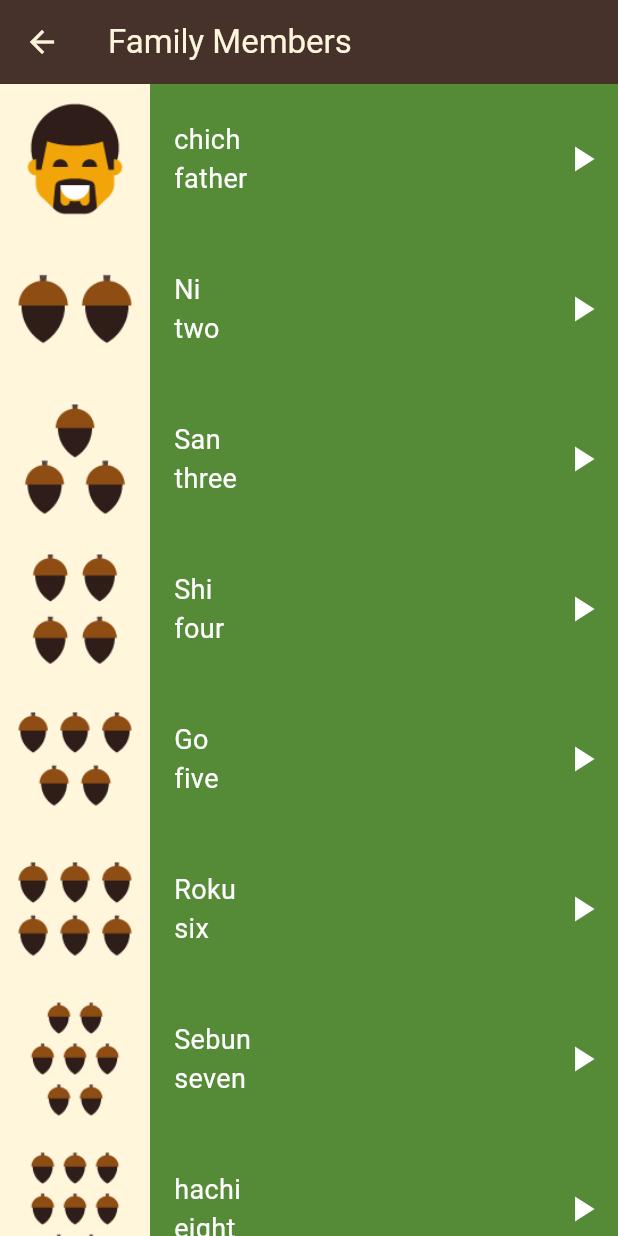
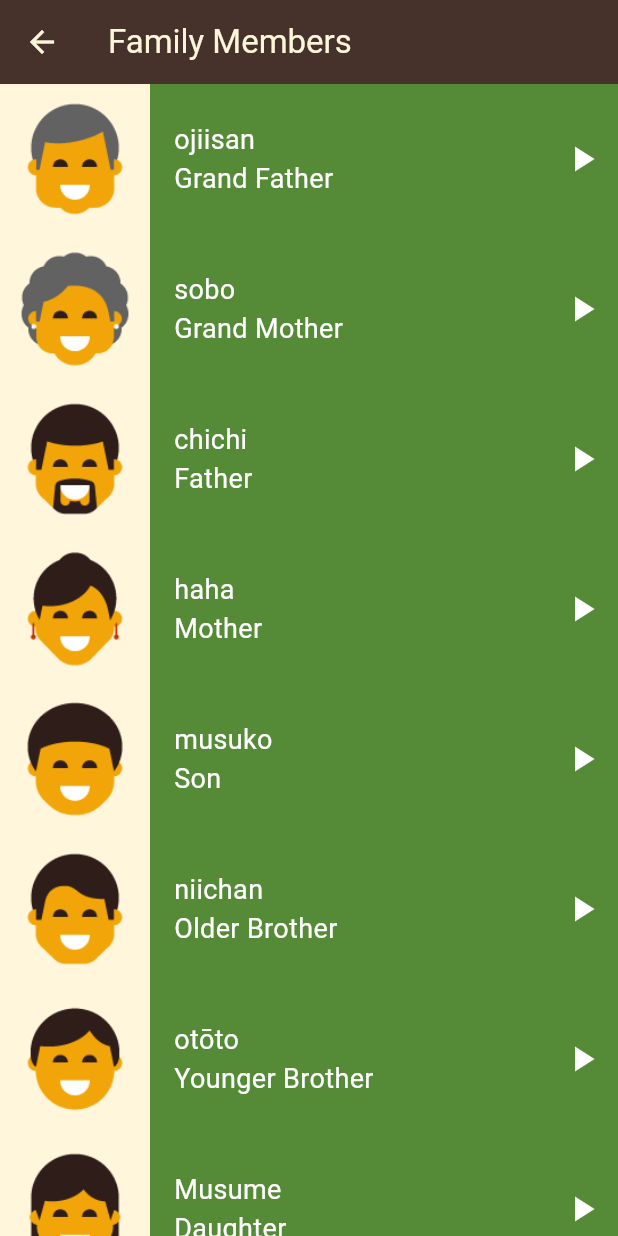
Before and after one commit to MohamedAliShosha/Toku, a Flutter app: the FamilyMembersView screen opened by its route, on a phone screen of 412 x 824 dp. Run offline on Flutter 3.47's test engine with Material 3 defaults, Android fonts, the phone set to English and light mode, and no system bars; our stand-ins replace audioplayers, go_router.

Commit message:
refactor: rename family_member_view to family_members_view and move its content to family_member_view_body

```diff
--- a/lib/core/utils/app_router.dart
+++ b/lib/core/utils/app_router.dart
@@ -1,7 +1,7 @@
 import 'package:go_router/go_router.dart';
 import 'package:toku2_app/features/Colors/presentation/views/colors_view.dart';
 import 'package:toku2_app/features/Numbers/presentation/views/numbers_view.dart';
-import 'package:toku2_app/features/family/presentation/views/family_member_view.dart';
+import 'package:toku2_app/features/family/presentation/views/family_members_view.dart';
 import 'package:toku2_app/features/home/presentation/views/home_view.dart';
 import 'package:toku2_app/features/phrases/presentation/views/phrases_view.dart';
 
--- a/lib/features/family/presentation/views/family_member_view.dart
+++ /dev/null
@@ -1,89 +0,0 @@
-import 'package:flutter/material.dart';
-import 'package:toku2_app/core/functions/build_app_bar.dart';
-import 'package:toku2_app/core/models/item_model.dart';
-import 'package:toku2_app/core/utils/colors_manager.dart';
-import 'package:toku2_app/core/widgets/list_item.dart';
-
-class FamilyMembersView extends StatelessWidget {
-  const FamilyMembersView({super.key});
-
-  final List<ItemModel> numbers = const [
-    ItemModel(
-      sound: 'sounds/family_members/father.wav',
-      jpName: 'chich',
-      enName: 'father',
-      image: 'assets/images/family_members/family_father.png',
-    ),
-    ItemModel(
-      sound: 'sounds/numbers/number_two_sound.mp3',
-      jpName: 'Ni',
-      enName: 'two',
-      image: 'assets/images/numbers/number_two.png',
-    ),
-    ItemModel(
-      sound: 'sounds/numbers/number_one_sound.mp3',
-      jpName: 'San',
-      enName: 'three',
-      image: 'assets/images/numbers/number_three.png',
-    ),
-    ItemModel(
-      sound: 'sounds/numbers/number_one_sound.mp3',
-      jpName: 'Shi',
-      enName: 'four',
-      image: 'assets/images/numbers/number_four.png',
-    ),
-    ItemModel(
-      sound: 'sounds/numbers/number_one_sound.mp3',
-      jpName: 'Go',
-      enName: 'five',
-      image: 'assets/images/numbers/number_five.png',
-    ),
-    ItemModel(
-      sound: 'sounds/numbers/number_one_sound.mp3',
-      jpName: 'Roku',
-      enName: 'six',
-      image: 'assets/images/numbers/number_six.png',
-    ),
-    ItemModel(
-      sound: 'sounds/numbers/number_one_sound.mp3',
-      jpName: 'Sebun',
-      enName: 'seven',
-      image: 'assets/images/numbers/number_seven.png',
-    ),
-    ItemModel(
-      sound: 'sounds/numbers/number_one_sound.mp3',
-      jpName: 'hachi',
-      enName: 'eight',
-      image: 'assets/images/numbers/number_eight.png',
-    ),
-    ItemModel(
-      sound: 'sounds/numbers/number_one_sound.mp3',
-      jpName: 'Kyū',
-      enName: 'nine',
-      image: 'assets/images/numbers/number_nine.png',
-    ),
-    ItemModel(
-      sound: 'sounds/numbers/number_one_sound.mp3',
-      jpName: 'Jū',
-      enName: 'ten',
-      image: 'assets/images/numbers/number_ten.png',
-    ),
-  ];
-
-  @override
-  Widget build(BuildContext context) {
-    return Scaffold(
-      appBar: buildAppBar(context, title: 'Family Members'),
-      backgroundColor: ColorsManager.kGreenColor,
-      body: ListView.builder(
-        itemCount: numbers.length,
-        itemBuilder: (context, index) {
-          return ListItem(
-            color: const Color(0xff558B37),
-            item: numbers[index],
-          );
-        },
-      ),
-    );
-  }
-}
--- /dev/null
+++ b/lib/features/family/presentation/views/family_members_view.dart
@@ -0,0 +1,17 @@
+import 'package:flutter/material.dart';
+import 'package:toku2_app/core/functions/build_app_bar.dart';
+import 'package:toku2_app/core/utils/colors_manager.dart';
+import 'package:toku2_app/features/family/presentation/widgets/family_member_view_body.dart';
+
+class FamilyMembersView extends StatelessWidget {
+  const FamilyMembersView({super.key});
+
+  @override
+  Widget build(BuildContext context) {
+    return Scaffold(
+      appBar: buildAppBar(context, title: 'Family Members'),
+      backgroundColor: ColorsManager.kGreenColor,
+      body: const FamilyMembersViewBody(),
+    );
+  }
+}
--- /dev/null
+++ b/lib/features/family/presentation/widgets/family_member_view_body.dart
@@ -0,0 +1,83 @@
+import 'package:flutter/material.dart';
+import 'package:toku2_app/core/models/item_model.dart';
+import 'package:toku2_app/core/widgets/list_item.dart';
+
+class FamilyMembersViewBody extends StatelessWidget {
+  const FamilyMembersViewBody({super.key});
+
+  final List<ItemModel> numbers = const [
+    ItemModel(
+      sound: 'sounds/family_members/grand father.wav',
+      jpName: 'ojiisan',
+      enName: 'Grand Father',
+      image: 'assets/images/family_members/family_grandfather.png',
+    ),
+    ItemModel(
+      sound: 'sounds/family_members/grand mother.wav',
+      jpName: 'sobo',
+      enName: 'Grand Mother',
+      image: 'assets/images/family_members/family_grandmother.png',
+    ),
+    ItemModel(
+      sound: 'sounds/family_members/father.wav',
+      jpName: 'chichi',
+      enName: 'Father',
+      image: 'assets/images/family_members/family_father.png',
+    ),
+    ItemModel(
+      sound: 'sounds/family_members/mother.wav',
+      jpName: 'haha',
+      enName: 'Mother',
+      image: 'assets/images/family_members/family_mother.png',
+    ),
+    ItemModel(
+      sound: 'sounds/family_members/son.wav',
+      jpName: 'musuko',
+      enName: 'Son',
+      image: 'assets/images/family_members/family_son.png',
+    ),
+    ItemModel(
+      sound: 'sounds/family_members/older bother.wav',
+      jpName: 'niichan',
+      enName: 'Older Brother',
+      image: 'assets/images/family_members/family_older_brother.png',
+    ),
+    ItemModel(
+      sound: 'sounds/family_members/younger brohter.wav',
+      jpName: 'otōto',
+      enName: 'Younger Brother',
+      image: 'assets/images/family_members/family_younger_brother.png',
+    ),
+    ItemModel(
+      sound: 'sounds/family_members/daughter.wav',
+      jpName: 'Musume ',
+      enName: 'Daughter',
+      image: 'assets/images/family_members/family_daughter.png',
+    ),
+    ItemModel(
+      sound: 'sounds/family_members/older sister.wav',
+      jpName: 'ane',
+      enName: 'Older Sister',
+      image: 'assets/images/family_members/family_older_sister.png',
+    ),
+    ItemModel(
+      sound: 'sounds/family_members/younger sister.wav',
+      jpName: 'imouto',
+      enName: 'Younger Sister',
+      image: 'assets/images/family_members/family_younger_sister.png',
+    ),
+  ];
+
+  @override
+  Widget build(BuildContext context) {
+    return ListView.builder(
+      itemCount: numbers.length,
+      itemBuilder: (context, index) {
+        return ListItem(
+          color: const Color(0xff558B37),
+          item: numbers[index],
+        );
+      },
+    );
+  }
+}
```
